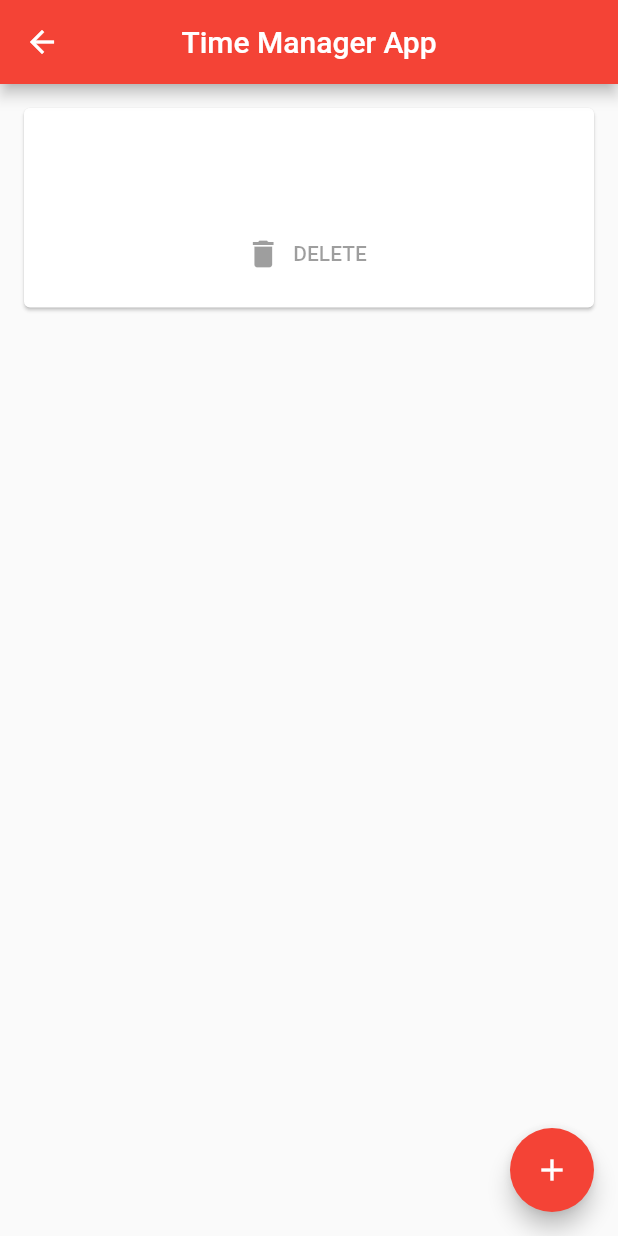
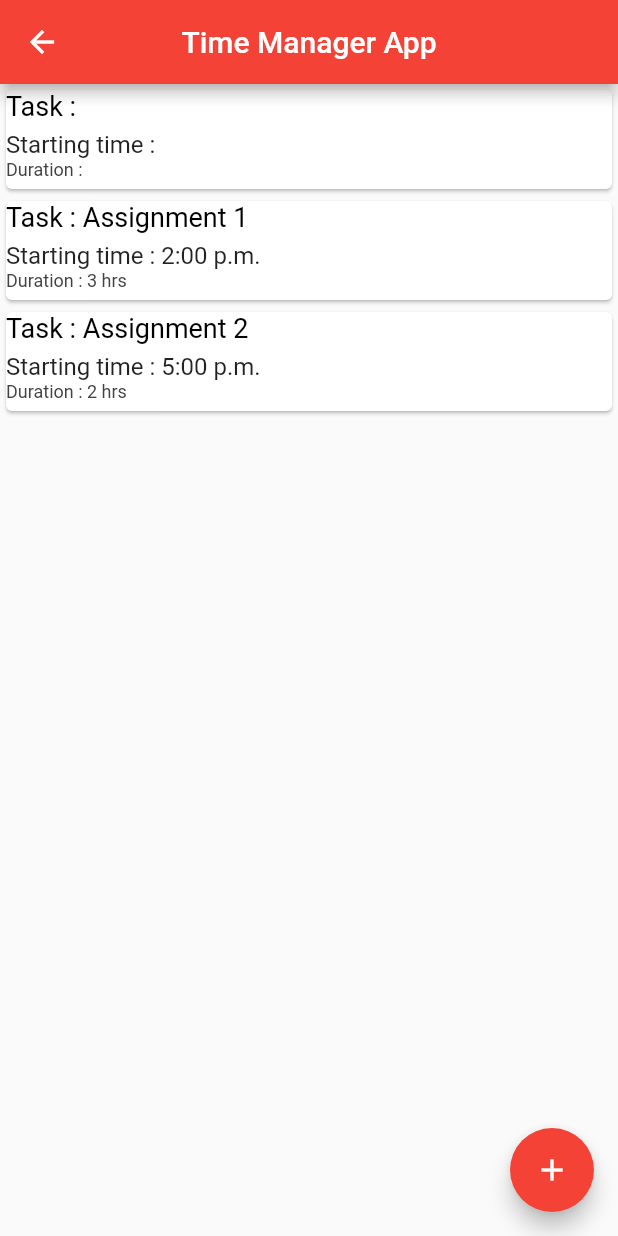
Before and after one commit to CoderMayhem/TimeManager, a Flutter app: the Entry screen opened directly, after a tap on "SUBMIT", on a phone screen of 412 x 824 dp. Run offline on Flutter 3.47's test engine with Material 2 defaults, Android fonts, the phone set to English and light mode, and no system bars.

Commit message:
Adding dynamic list view

```diff
--- a/lib/entry.dart
+++ b/lib/entry.dart
@@ -16,8 +16,6 @@ class Entry extends StatelessWidget {
 }
   class MyForm extends StatefulWidget{
   MyForm({Key key}) : super(key: key);
-
-
 
     @override
     _MyFormState createState() => _MyFormState();
@@ -77,6 +75,8 @@ class Entry extends StatelessWidget {
     );
   }
 
+
+
   @override
   Widget build(BuildContext context){
     return Form(
@@ -97,7 +97,7 @@ class Entry extends StatelessWidget {
                 ),
                 onPressed: ()=> {
                   if(!_formKey.currentState.validate()){
-
+                    //do nothing
                   },
                   _formKey.currentState.save(),
                 Navigator.push(
--- a/lib/main.dart
+++ b/lib/main.dart
@@ -16,14 +16,13 @@ class MyApp extends StatelessWidget {
       theme: ThemeData(
         primarySwatch: Colors.red,
       ),
-      home: Entry(),
+      home: MyHomePage(),
     );
   }
 }
 
 class MyHomePage extends StatefulWidget {
   MyHomePage({Key key,  this.task}) : super(key: key);
-
   final Task task;
 
   @override
@@ -31,6 +30,16 @@ class MyHomePage extends StatefulWidget {
 }
 
 class _MyHomePageState extends State<MyHomePage> {
+
+
+  static int i =0;
+
+  List<Task> tasks = [
+    Task(task: "Assignment 1", startTime: "2:00 p.m.", duration: "3 hrs"),
+    Task(task: "Assignment 2", startTime: "5:00 p.m.", duration: "2 hrs")
+  ];
+
+
 
   @override
   Widget build(BuildContext context) {
@@ -41,17 +50,12 @@ class _MyHomePageState extends State<MyHomePage> {
         title: Text('Time Manager App'),
         centerTitle: true,
       ),
-      body: Column(
-        children: <Widget>[
-          TaskCard(
-            task: widget.task,
-          )
+      body:
+          dynamicList(tasks),
 
-        ],
-
-      ),
       floatingActionButton: FloatingActionButton(
         onPressed: (){
+
           Navigator.push(context, MaterialPageRoute(builder: (context) => Entry()));
         },
         tooltip: 'Increment',
@@ -59,21 +63,74 @@ class _MyHomePageState extends State<MyHomePage> {
       )
     );
   }
+
+ /* _read() async {
+    final prefs = await SharedPreferences.getInstance();
+    final key = 'my_int_key';
+    final value = prefs.getInt(key) ?? 0;
+    print('read: $value');
   }
 
-/*class DynamicList extends StatelessWidget{
-  @override
-  Widget build(BuildContext context) {
+  _save() async {
+        final prefs = await SharedPreferences.getInstance();
+        final key = 'my_int_key';
+        final value = 42;
+        prefs.setInt(key, value);
+        print('saved $value');
+      }
+  */
 
-    List<Task> tasks = [
+  Widget dynamicList(List<Task> list){
 
-    ];
+    setState(() {
+      list.insert(i, widget.task);
+    });
 
-    return ListView.builder(
-        itemCount: tasks.length,
-        itemBuilder:(context, index){
-          return TaskCard();
+    return
+        ListView.builder(
+          itemCount: list.length,
+          itemBuilder: (context, index) {
+
+            String task = tasks[index].task.toString();
+            String start = tasks[index].startTime.toString();
+            String duration = tasks[index].duration.toString();
+            index++;
+
+
+              return Card(
+                child: Column(
+                    crossAxisAlignment: CrossAxisAlignment.stretch,
+                    children: <Widget>[
+                    Text(
+                    'Task : ' + task,
+                    style: TextStyle(
+                        fontSize: 18,
+                        color: Colors.black
+                    ),
+                  ),
+                  SizedBox(height: 6,),
+                  Text(
+                    'Starting time : ' + start,
+                    style: TextStyle(
+                        fontSize: 16,
+                        color: Colors.grey[1000]
+                    ),
+                  ),
+                  Text(
+                    'Duration : ' + duration,
+                    style: TextStyle(
+                        fontSize: 12,
+                        color: Colors.grey[800]
+                    ),
+                  ),
+                  SizedBox(height: 6,),
+                ]
+                ),
+              );
+
             },
         );
+
   }
-}*/
+
+}
```
Lines whose indentation alone changed are shown as unchanged.
